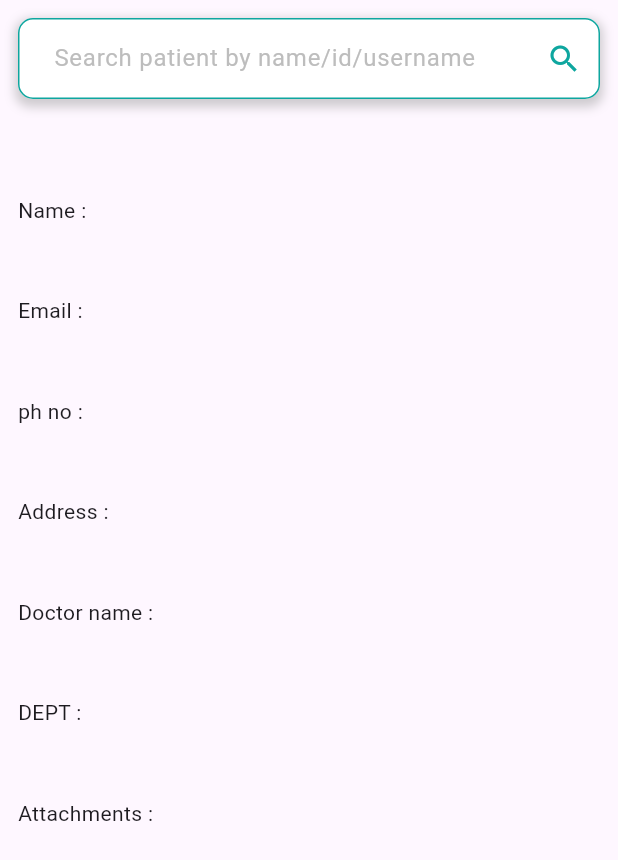
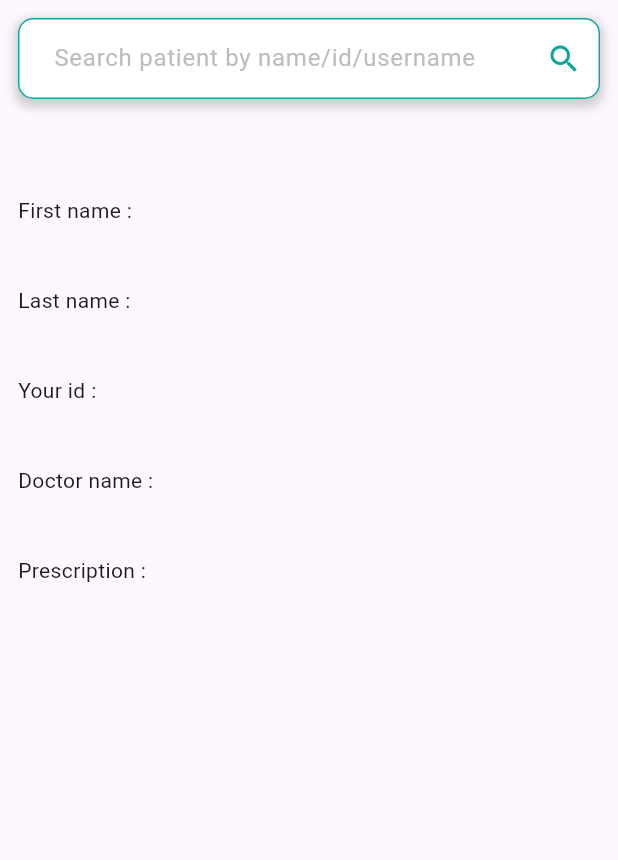
Before and after one commit to akhi0216/hms_web_project, a Flutter app: the ExistingPatientsPage widget shown alone on an empty page, opened directly, on a phone screen of 412 x 824 dp. Shown: the top 860 px of the screen. Run offline on Flutter 3.47's test engine with Material 3 defaults, Android fonts, the phone set to English and light mode, and no system bars.

Commit message:
existing patient

```diff
--- a/lib/presentation/dashboard_screen/view/patients/existing_patients_page.dart
+++ b/lib/presentation/dashboard_screen/view/patients/existing_patients_page.dart
@@ -1,23 +1,43 @@
+import 'dart:convert';
+
 import 'package:flutter/material.dart';
 import 'package:hms_web_project/constants/color_constants.dart';
+import 'package:hms_web_project/repositories/api/model/patient_search_model.dart';
 import 'package:http/http.dart' as http;
 
-class ExistingPatientsPage extends StatelessWidget {
+class ExistingPatientsPage extends StatefulWidget {
   ExistingPatientsPage({super.key});
+
+  @override
+  State<ExistingPatientsPage> createState() => _ExistingPatientsPageState();
+}
+
+class _ExistingPatientsPageState extends State<ExistingPatientsPage> {
   TextEditingController searchController = TextEditingController();
-  String ret = "";
-  Future<String> searchPatient() async {
+
+  Map<String, dynamic> ret = {};
+  PatientSearchModel patientSearchModel = PatientSearchModel();
+
+  searchPatient() async {
     String url = "https://cybot.avanzosolutions.in/hms/patientname.php";
     try {
       var res = await http.post(Uri.parse(url), body: {
         "patientnamecontroller": searchController.text.trim(),
       });
-      print(res.body);
-      ret = res.body;
+      setState(() {
+        ret = jsonDecode(res.body);
+      });
+      print(ret);
+      patientSearchModel = PatientSearchModel.fromJson(ret);
     } on Exception catch (e) {
       print(e);
     }
     return ret;
+  }
+
+  @override
+  void initState() {
+    super.initState();
   }
 
   @override
@@ -41,8 +61,9 @@ class ExistingPatientsPage extends StatelessWidget {
             ),
             child: TextFormField(
               controller: searchController,
-              onFieldSubmitted: (value) {
-                searchPatient();
+              onFieldSubmitted: (value) async {
+                setState(() {});
+                await searchPatient();
               },
               decoration: InputDecoration(
                 enabledBorder: OutlineInputBorder(
@@ -55,8 +76,9 @@ class ExistingPatientsPage extends StatelessWidget {
                       BorderSide(color: ColorConstants.mainBlue, width: 2),
                 ),
                 suffixIcon: IconButton(
-                  onPressed: () {
-                    searchPatient();
+                  onPressed: () async {
+                    setState(() {});
+                    await searchPatient();
                   },
                   icon: Icon(Icons.search),
                   color: ColorConstants.mainBlue,
@@ -76,78 +98,96 @@ class ExistingPatientsPage extends StatelessWidget {
             decoration: BoxDecoration(
                 borderRadius: BorderRadius.all(Radius.circular(5))),
             child: Row(
-              children: [Text("Name : ")],
+              children: [
+                Text("First name : "),
+                Text(patientSearchModel.list?[0].fname ?? "")
+              ],
             ),
-          ),
-          SizedBox(
-            height: 7,
           ),
           Container(
             height: 60,
             decoration: BoxDecoration(
                 borderRadius: BorderRadius.all(Radius.circular(5))),
             child: Row(
-              children: [Text("Email : ")],
+              children: [
+                Text("Last name : "),
+                Text(patientSearchModel.list?[0].lname ?? "")
+              ],
             ),
-          ),
-          SizedBox(
-            height: 7,
           ),
           Container(
             height: 60,
             decoration: BoxDecoration(
                 borderRadius: BorderRadius.all(Radius.circular(5))),
             child: Row(
-              children: [Text("ph no : ")],
+              children: [
+                Text("Your id : "),
+                Text(patientSearchModel.list?[0].pid ?? "")
+              ],
             ),
           ),
-          SizedBox(
-            height: 7,
+          // Container(
+          //   height: 60,
+          //   decoration: BoxDecoration(
+          //       borderRadius: BorderRadius.all(Radius.circular(5))),
+          //   child: Row(
+          //     children: [Text("Email : ")],
+          //   ),
+          // ),
+          // Container(
+          //   height: 60,
+          //   decoration: BoxDecoration(
+          //       borderRadius: BorderRadius.all(Radius.circular(5))),
+          //   child: Row(
+          //     children: [Text("ph no : ")],
+          //   ),
+          // ),
+          // Container(
+          //   height: 60,
+          //   decoration: BoxDecoration(
+          //       borderRadius: BorderRadius.all(Radius.circular(5))),
+          //   child: Row(
+          //     children: [Text("Address : ")],
+          //   ),
+          // ),
+          Container(
+            height: 60,
+            decoration: BoxDecoration(
+                borderRadius: BorderRadius.all(Radius.circular(5))),
+            child: Row(
+              children: [
+                Text("Doctor name : "),
+                Text(patientSearchModel.list?[0].doc ?? "")
+              ],
+            ),
           ),
           Container(
             height: 60,
             decoration: BoxDecoration(
                 borderRadius: BorderRadius.all(Radius.circular(5))),
             child: Row(
-              children: [Text("Address : ")],
+              children: [
+                Text("Prescription : "),
+                Text(patientSearchModel.list?[0].presc ?? "")
+              ],
             ),
           ),
-          SizedBox(
-            height: 7,
-          ),
-          Container(
-            height: 60,
-            decoration: BoxDecoration(
-                borderRadius: BorderRadius.all(Radius.circular(5))),
-            child: Row(
-              children: [Text("Doctor name : ")],
-            ),
-          ),
-          SizedBox(
-            height: 7,
-          ),
-          Container(
-            height: 60,
-            decoration: BoxDecoration(
-                borderRadius: BorderRadius.all(Radius.circular(5))),
-            child: Row(
-              children: [Text("DEPT : ")],
-            ),
-          ),
-          SizedBox(
-            height: 7,
-          ),
-          Container(
-            height: 60,
-            decoration: BoxDecoration(
-                borderRadius: BorderRadius.all(Radius.circular(5))),
-            child: Row(
-              children: [Text("Attachments : ")],
-            ),
-          ),
-          SizedBox(
-            height: 7,
-          ),
+          // Container(
+          //   height: 60,
+          //   decoration: BoxDecoration(
+          //       borderRadius: BorderRadius.all(Radius.circular(5))),
+          //   child: Row(
+          //     children: [Text("DEPT : ")],
+          //   ),
+          // ),
+          // Container(
+          //   height: 60,
+          //   decoration: BoxDecoration(
+          //       borderRadius: BorderRadius.all(Radius.circular(5))),
+          //   child: Row(
+          //     children: [Text("Attachments : ")],
+          //   ),
+          // ),
         ],
       ),
     );
--- /dev/null
+++ b/lib/repositories/api/model/patient_search_model.dart
@@ -0,0 +1,57 @@
+// To parse this JSON data, do
+//
+//     final patientSearchModel = patientSearchModelFromJson(jsonString);
+
+import 'dart:convert';
+
+PatientSearchModel patientSearchModelFromJson(String str) => PatientSearchModel.fromJson(json.decode(str));
+
+String patientSearchModelToJson(PatientSearchModel data) => json.encode(data.toJson());
+
+class PatientSearchModel {
+    List<ListElement>? list;
+
+    PatientSearchModel({
+        this.list,
+    });
+
+    factory PatientSearchModel.fromJson(Map<String, dynamic> json) => PatientSearchModel(
+        list: json["list"] == null ? [] : List<ListElement>.from(json["list"]!.map((x) => ListElement.fromJson(x))),
+    );
+
+    Map<String, dynamic> toJson() => {
+        "list": list == null ? [] : List<dynamic>.from(list!.map((x) => x.toJson())),
+    };
+}
+
+class ListElement {
+    String? fname;
+    String? lname;
+    String? pid;
+    String? doc;
+    String? presc;
+
+    ListElement({
+        this.fname,
+        this.lname,
+        this.pid,
+        this.doc,
+        this.presc,
+    });
+
+    factory ListElement.fromJson(Map<String, dynamic> json) => ListElement(
+        fname: json["fname"],
+        lname: json["name"],
+        pid: json["pid"],
+        doc: json["doc"],
+        presc: json["presc"],
+    );
+
+    Map<String, dynamic> toJson() => {
+        "fname": fname,
+        "name": lname,
+        "pid": pid,
+        "doc": doc,
+        "presc": presc,
+    };
+}
```
Also changed, not shown: lib/presentation/dashboard_screen/view/dashboardscreen.dart (+12 -5 lines), lib/presentation/login_page/view/login_page.dart (+15 -27 lines), lib/repositories/api/model/user_details_model.dart (added, +32 -0 lines).
